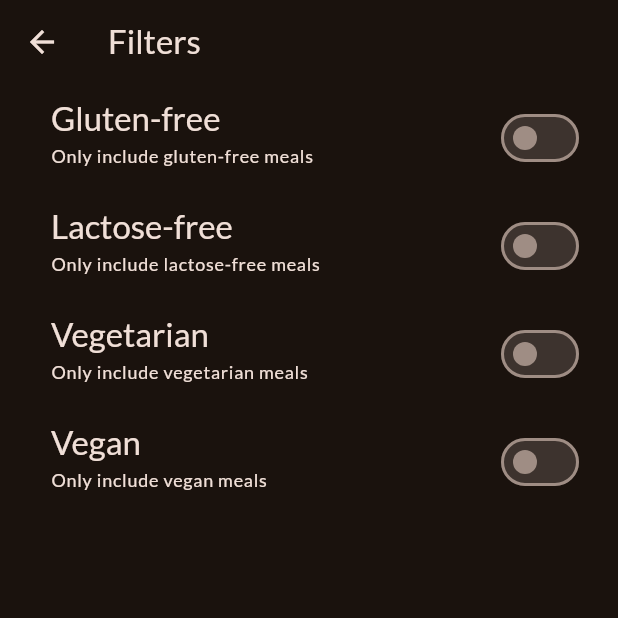
After one commit to AvishkaUmesh/flutter-meals-app, a Flutter app: the FiltersScreen screen opened directly, on a phone screen of 412 x 824 dp, the top half of it. The commit adds this screen. Run offline on Flutter 3.47's test engine with Material 2 defaults, Android fonts, the phone set to English and light mode, and no system bars; our stand-ins replace google_fonts, transparent_image.

Commit message:
added filters screen

```diff
--- /dev/null
+++ b/lib/screens/filters.dart
@@ -0,0 +1,116 @@
+import 'package:flutter/material.dart';
+
+class FiltersScreen extends StatefulWidget {
+  const FiltersScreen({Key? key}) : super(key: key);
+
+  @override
+  State<FiltersScreen> createState() => _FiltersScreenState();
+}
+
+class _FiltersScreenState extends State<FiltersScreen> {
+  var _isGlutenFreeFilterSet = false;
+  var _isLactoseFreeFilterSet = false;
+  var _isVegetarianFilterSet = false;
+  var _isVeganFilterSet = false;
+
+  @override
+  Widget build(BuildContext context) {
+    return Scaffold(
+      appBar: AppBar(
+        title: const Text('Filters'),
+      ),
+      body: Column(
+        children: [
+          SwitchListTile(
+            value: _isGlutenFreeFilterSet,
+            onChanged: (isChecked) {
+              setState(() {
+                _isGlutenFreeFilterSet = isChecked;
+              });
+            },
+            title: Text(
+              'Gluten-free',
+              style: Theme.of(context).textTheme.titleLarge!.copyWith(
+                    color: Theme.of(context).colorScheme.onBackground,
+                  ),
+            ),
+            subtitle: Text(
+              'Only include gluten-free meals',
+              style: Theme.of(context).textTheme.labelMedium!.copyWith(
+                    color: Theme.of(context).colorScheme.onBackground,
+                  ),
+            ),
+            activeColor: Theme.of(context).colorScheme.tertiary,
+            contentPadding: const EdgeInsets.only(left: 34, right: 22),
+          ),
+          SwitchListTile(
+            value: _isLactoseFreeFilterSet,
+            onChanged: (isChecked) {
+              setState(() {
+                _isLactoseFreeFilterSet = isChecked;
+              });
+            },
+            title: Text(
+              'Lactose-free',
+              style: Theme.of(context).textTheme.titleLarge!.copyWith(
+                    color: Theme.of(context).colorScheme.onBackground,
+                  ),
+            ),
+            subtitle: Text(
+              'Only include lactose-free meals',
+              style: Theme.of(context).textTheme.labelMedium!.copyWith(
+                    color: Theme.of(context).colorScheme.onBackground,
+                  ),
+            ),
+            activeColor: Theme.of(context).colorScheme.tertiary,
+            contentPadding: const EdgeInsets.only(left: 34, right: 22),
+          ),
+          SwitchListTile(
+            value: _isVegetarianFilterSet,
+            onChanged: (isChecked) {
+              setState(() {
+                _isVegetarianFilterSet = isChecked;
+              });
+            },
+            title: Text(
+              'Vegetarian',
+              style: Theme.of(context).textTheme.titleLarge!.copyWith(
+                    color: Theme.of(context).colorScheme.onBackground,
+                  ),
+            ),
+            subtitle: Text(
+              'Only include vegetarian meals',
+              style: Theme.of(context).textTheme.labelMedium!.copyWith(
+                    color: Theme.of(context).colorScheme.onBackground,
+                  ),
+            ),
+            activeColor: Theme.of(context).colorScheme.tertiary,
+            contentPadding: const EdgeInsets.only(left: 34, right: 22),
+          ),
+          SwitchListTile(
+            value: _isVeganFilterSet,
+            onChanged: (isChecked) {
+              setState(() {
+                _isVeganFilterSet = isChecked;
+              });
+            },
+            title: Text(
+              'Vegan',
+              style: Theme.of(context).textTheme.titleLarge!.copyWith(
+                    color: Theme.of(context).colorScheme.onBackground,
+                  ),
+            ),
+            subtitle: Text(
+              'Only include vegan meals',
+              style: Theme.of(context).textTheme.labelMedium!.copyWith(
+                    color: Theme.of(context).colorScheme.onBackground,
+                  ),
+            ),
+            activeColor: Theme.of(context).colorScheme.tertiary,
+            contentPadding: const EdgeInsets.only(left: 34, right: 22),
+          ),
+        ],
+      ),
+    );
+  }
+}
--- a/lib/screens/tabs.dart
+++ b/lib/screens/tabs.dart
@@ -1,6 +1,7 @@
 import 'package:flutter/material.dart';
 import 'package:meals/models/meal.dart';
 import 'package:meals/screens/categories.dart';
+import 'package:meals/screens/filters.dart';
 import 'package:meals/screens/meals.dart';
 import 'package:meals/widgets/main_drawer.dart';
 
@@ -47,9 +48,10 @@ class _TabsScreenState extends State<TabsScreen> {
   }
 
   void _setScreen(String identifier) {
+    Navigator.of(context).pop();
     if (identifier == 'filters') {
-    } else {
-      Navigator.of(context).pop();
+      Navigator.of(context)
+          .push(MaterialPageRoute(builder: (context) => const FiltersScreen()));
     }
   }
 
```
